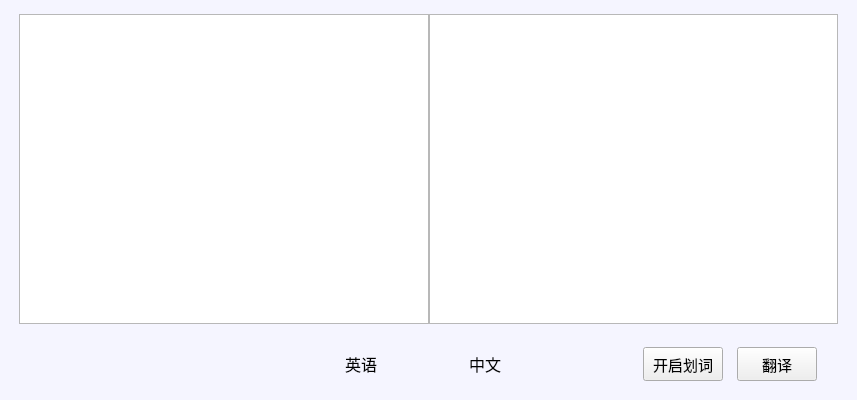
Above: mainwindow.ui from HYIND/Tiny_Translation before the change. Below: the same form after it.
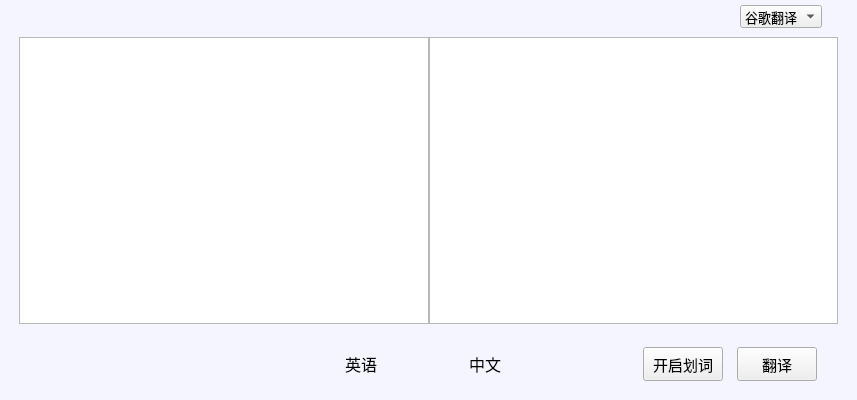
That is the form after the change. Icons and pictures are not drawn.

Patch:
```diff
--- a/mainwindow.ui
+++ b/mainwindow.ui
@@ -56,6 +56,63 @@
     <property name="bottomMargin">
      <number>5</number>
     </property>
+    <item>
+     <widget class="QWidget" name="widget_4" native="true">
+      <property name="minimumSize">
+       <size>
+        <width>0</width>
+        <height>0</height>
+       </size>
+      </property>
+      <layout class="QHBoxLayout" name="horizontalLayout_2">
+       <property name="spacing">
+        <number>0</number>
+       </property>
+       <property name="leftMargin">
+        <number>0</number>
+       </property>
+       <property name="topMargin">
+        <number>0</number>
+       </property>
+       <property name="rightMargin">
+        <number>0</number>
+       </property>
+       <property name="bottomMargin">
+        <number>0</number>
+       </property>
+       <item alignment="Qt::AlignRight">
+        <widget class="QComboBox" name="API_ComboBox">
+         <item>
+          <property name="text">
+           <string notr="true">谷歌翻译</string>
+          </property>
+         </item>
+         <item>
+          <property name="text">
+           <string notr="true">有道翻译</string>
+          </property>
+         </item>
+        </widget>
+       </item>
+       <item>
+        <spacer name="horizontalSpacer_5">
+         <property name="orientation">
+          <enum>Qt::Horizontal</enum>
+         </property>
+         <property name="sizeType">
+          <enum>QSizePolicy::Fixed</enum>
+         </property>
+         <property name="sizeHint" stdset="0">
+          <size>
+           <width>30</width>
+           <height>20</height>
+          </size>
+         </property>
+        </spacer>
+       </item>
+      </layout>
+     </widget>
+    </item>
     <item>
      <widget class="QWidget" name="widget" native="true">
       <layout class="QHBoxLayout" name="horizontalLayout_3">
```
